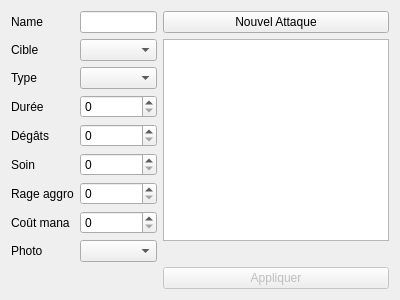
Old version of the form app/view/forms/editattakview.ui in the repository r0nd0ud0u/qt-rpg.
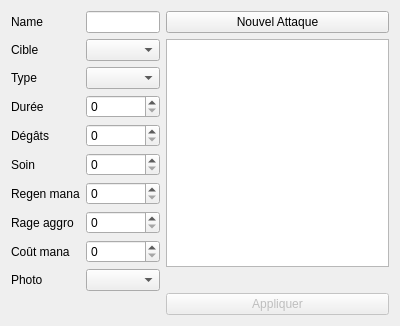
New version of the form. Icons and pictures are not drawn. Custom widgets are drawn as their Qt base class.

Commit message: add regen mana

What changed in the file:
```diff
--- a/app/view/forms/editattakview.ui
+++ b/app/view/forms/editattakview.ui
@@ -93,44 +93,54 @@
          </property>
         </widget>
        </item>
-       <item row="6" column="0">
+       <item row="7" column="0">
         <widget class="QLabel" name="rage_aggro_label">
          <property name="text">
           <string>Rage aggro</string>
          </property>
         </widget>
        </item>
-       <item row="6" column="1">
-        <widget class="QSpinBox" name="rage_aggro_spinBox">
-         <property name="maximum">
-          <number>1000</number>
-         </property>
-        </widget>
-       </item>
        <item row="7" column="1">
+        <widget class="QSpinBox" name="rage_aggro_spinBox">
+         <property name="maximum">
+          <number>1000</number>
+         </property>
+        </widget>
+       </item>
+       <item row="8" column="1">
         <widget class="QSpinBox" name="mana_cost_spinBox">
          <property name="maximum">
           <number>1000</number>
          </property>
         </widget>
        </item>
-       <item row="7" column="0">
+       <item row="8" column="0">
         <widget class="QLabel" name="mana_cost_label">
          <property name="text">
           <string>Coût mana</string>
          </property>
         </widget>
        </item>
-       <item row="8" column="1">
+       <item row="9" column="1">
         <widget class="QComboBox" name="photo_comboBox"/>
        </item>
-       <item row="8" column="0">
+       <item row="9" column="0">
         <widget class="QLabel" name="photo_label">
          <property name="text">
           <string>Photo</string>
          </property>
         </widget>
        </item>
+       <item row="6" column="0">
+        <widget class="QLabel" name="regen_mana_label">
+         <property name="text">
+          <string>Regen mana</string>
+         </property>
+        </widget>
+       </item>
+       <item row="6" column="1">
+        <widget class="QSpinBox" name="regen_mana_spinBox"/>
+       </item>
       </layout>
      </item>
      <item>
```
The commit also changes 4 other files.
